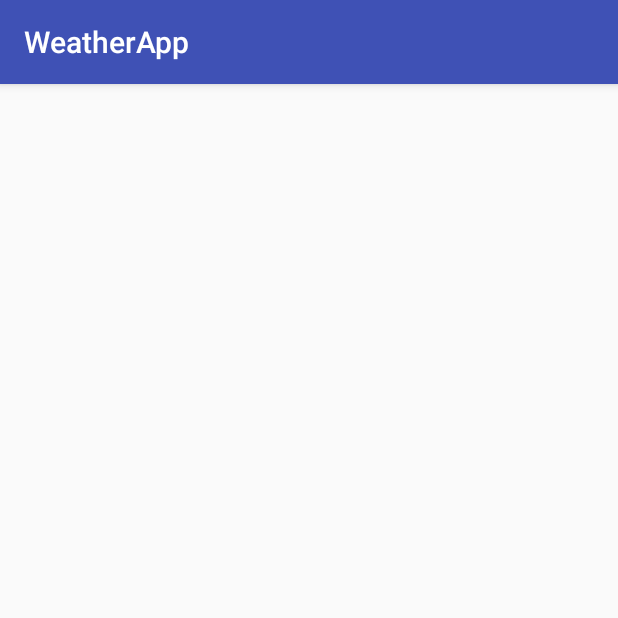
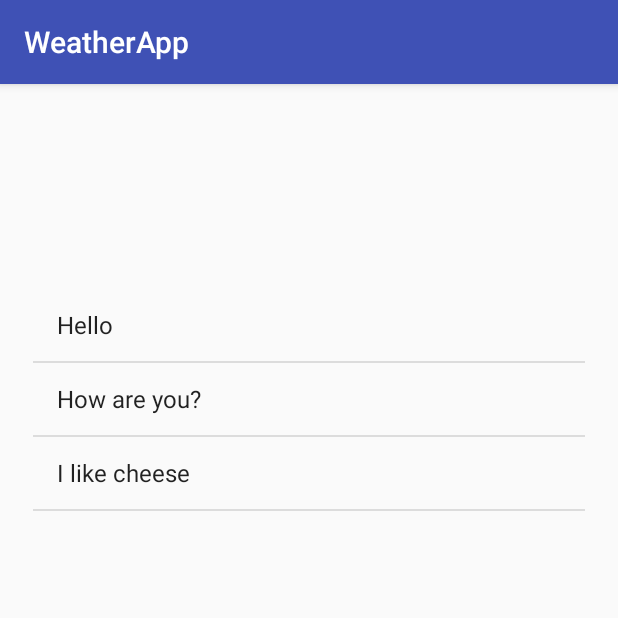
Before and after one commit to RommelTJ/WeatherApp, an Android app: the ForecastActivity screen opened directly, with no data from a screen before it, on a phone screen of 412 x 824 dp, the top half of it. Run offline under Robolectric (Android 15) with nearby library versions, the phone set to English and light mode, and no system bars.

Commit message:
Adding a list of random strings to the list view

```diff
--- a/app/src/main/java/com/rommelrico/weatherapp/ForecastActivity.kt
+++ b/app/src/main/java/com/rommelrico/weatherapp/ForecastActivity.kt
@@ -2,11 +2,20 @@ package com.rommelrico.weatherapp
 
 import android.support.v7.app.AppCompatActivity
 import android.os.Bundle
+import android.widget.ArrayAdapter
+import android.widget.ListView
 
 class ForecastActivity : AppCompatActivity() {
 
     override fun onCreate(savedInstanceState: Bundle?) {
         super.onCreate(savedInstanceState)
         setContentView(R.layout.activity_forecast)
+
+        var listView = findViewById<ListView>(R.id.forecastListView)!!
+
+        var randomThings = listOf("Hello", "How are you?", "I like cheese")
+
+        var adapter = ArrayAdapter(this, android.R.layout.simple_list_item_1, randomThings)
+        listView.adapter = adapter
     }
 }
```
